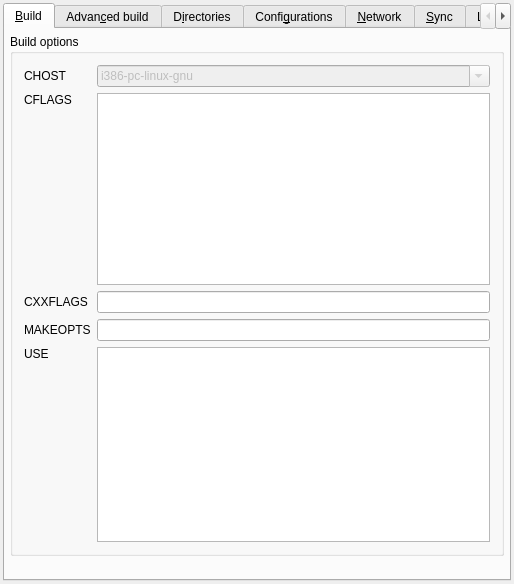
Before: the Qt Designer form kuroo4/trunk/src/config/options2.ui in mjeveritt/kuroo, drawn with Qt 5.
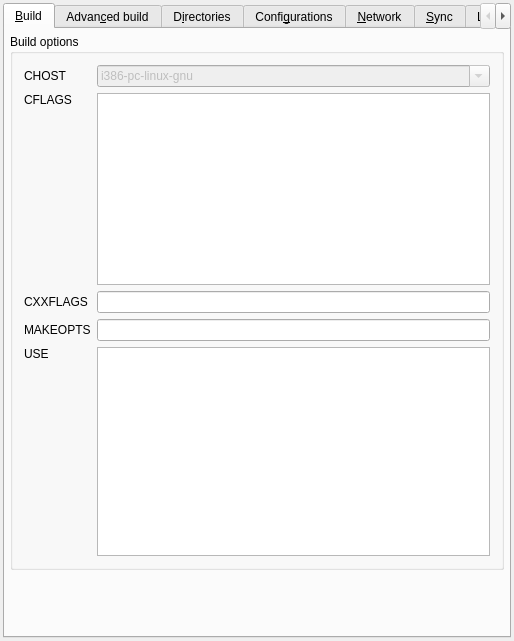
After: the same form once the commit is applied.

Patch:
```diff
--- a/kuroo4/trunk/src/config/options2.ui
+++ b/kuroo4/trunk/src/config/options2.ui
@@ -7,7 +7,7 @@
     <x>0</x>
     <y>0</y>
     <width>514</width>
-    <height>584</height>
+    <height>641</height>
    </rect>
   </property>
   <property name="sizePolicy">
@@ -580,7 +580,7 @@
        </item>
       </layout>
      </widget>
-     <widget class="QWidget" name="tab">
+     <widget class="QWidget" name="TabDirectories">
       <attribute name="title">
        <string>D&amp;irectories</string>
       </attribute>
@@ -786,7 +786,7 @@
        </item>
       </layout>
      </widget>
-     <widget class="QWidget" name="TabPage">
+     <widget class="QWidget" name="TabConfigurations">
       <attribute name="title">
        <string>Confi&amp;gurations</string>
       </attribute>
@@ -923,7 +923,7 @@
        </item>
       </layout>
      </widget>
-     <widget class="QWidget" name="TabPage">
+     <widget class="QWidget" name="TabNetwork">
       <attribute name="title">
        <string>&amp;Network</string>
       </attribute>
@@ -1082,7 +1082,7 @@
        </item>
       </layout>
      </widget>
-     <widget class="QWidget" name="TabPage">
+     <widget class="QWidget" name="TabSync">
       <attribute name="title">
        <string>&amp;Sync</string>
       </attribute>
@@ -1231,7 +1231,7 @@
        </item>
       </layout>
      </widget>
-     <widget class="QWidget" name="TabPage">
+     <widget class="QWidget" name="TabLogging">
       <attribute name="title">
        <string>Logging</string>
       </attribute>
```
Left out of the diff: 5 changed lines with no effect on the pictures.
